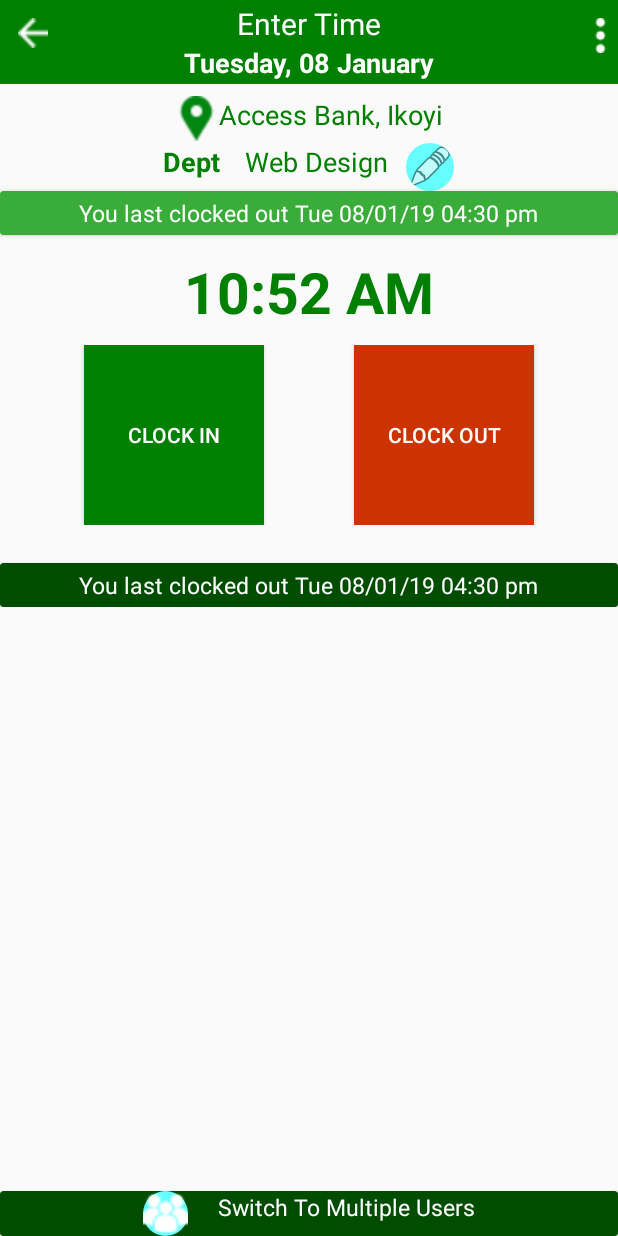
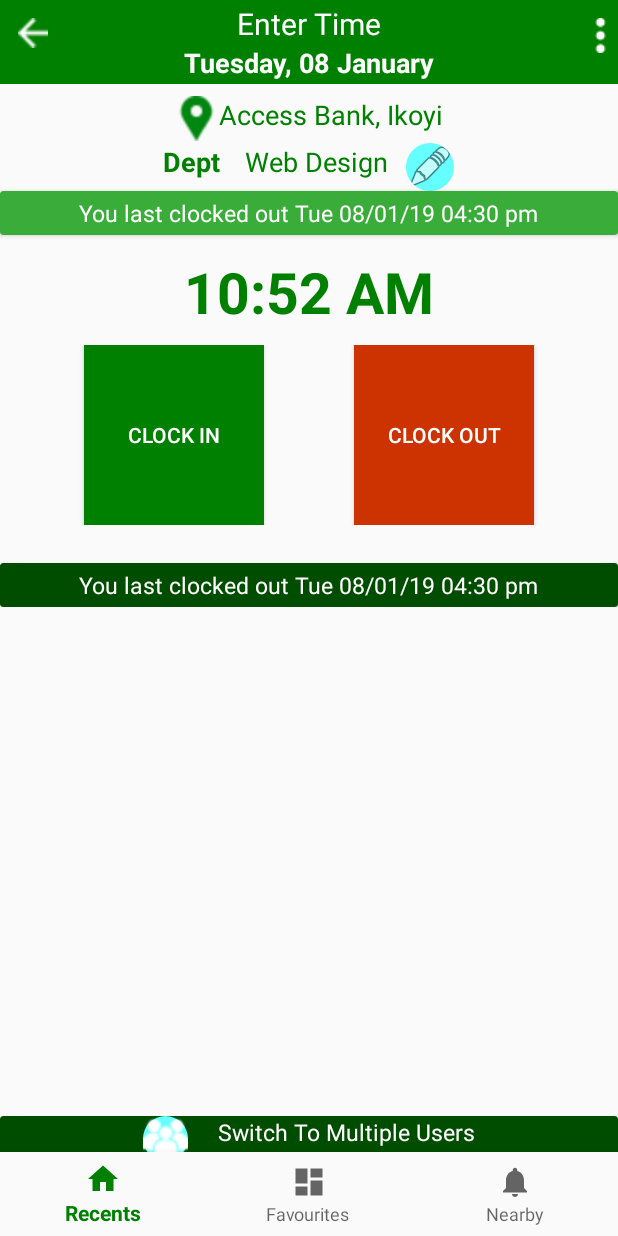
Before and after one commit to nwudoebuka/trans, an Android app: the layout activity_clockin.xml on its own in the app's theme, with its tools: preview values and no code run, on a phone screen of 412 x 824 dp. Run offline under Robolectric (Android 15) with nearby library versions, the phone set to English and light mode, and no system bars.

Commit message:
on fourth screen

```diff
--- a/app/build.gradle
+++ b/app/build.gradle
@@ -9,6 +9,7 @@
         versionCode 1
         versionName "1.0"
         testInstrumentationRunner "android.support.test.runner.AndroidJUnitRunner"
+        vectorDrawables.useSupportLibrary = true
     }
     buildTypes {
         release {
@@ -22,6 +23,7 @@
     implementation fileTree(dir: 'libs', include: ['*.jar'])
     implementation 'com.android.support:appcompat-v7:27.1.1'
     implementation 'com.android.support.constraint:constraint-layout:1.1.3'
+    implementation 'com.android.support:support-vector-drawable:27.1.1'
     testImplementation 'junit:junit:4.12'
     androidTestImplementation 'com.android.support.test:runner:1.0.2'
     androidTestImplementation 'com.android.support.test.espresso:espresso-core:3.0.2'
--- /dev/null
+++ b/app/src/main/res/drawable/ic_dashboard_black_24dp.xml
@@ -0,0 +1,9 @@
+<vector xmlns:android="http://schemas.android.com/apk/res/android"
+    android:width="24dp"
+    android:height="24dp"
+    android:viewportHeight="24.0"
+    android:viewportWidth="24.0">
+    <path
+        android:fillColor="#FF000000"
+        android:pathData="M3,13h8L11,3L3,3v10zM3,21h8v-6L3,15v6zM13,21h8L21,11h-8v10zM13,3v6h8L21,3h-8z" />
+</vector>
--- /dev/null
+++ b/app/src/main/res/drawable/ic_home_black_24dp.xml
@@ -0,0 +1,9 @@
+<vector xmlns:android="http://schemas.android.com/apk/res/android"
+    android:width="24dp"
+    android:height="24dp"
+    android:viewportHeight="24.0"
+    android:viewportWidth="24.0">
+    <path
+        android:fillColor="#FF000000"
+        android:pathData="M10,20v-6h4v6h5v-8h3L12,3 2,12h3v8z" />
+</vector>
--- /dev/null
+++ b/app/src/main/res/drawable/ic_notifications_black_24dp.xml
@@ -0,0 +1,9 @@
+<vector xmlns:android="http://schemas.android.com/apk/res/android"
+    android:width="24dp"
+    android:height="24dp"
+    android:viewportHeight="24.0"
+    android:viewportWidth="24.0">
+    <path
+        android:fillColor="#FF000000"
+        android:pathData="M12,22c1.1,0 2,-0.9 2,-2h-4c0,1.1 0.89,2 2,2zM18,16v-5c0,-3.07 -1.64,-5.64 -4.5,-6.32L13.5,4c0,-0.83 -0.67,-1.5 -1.5,-1.5s-1.5,0.67 -1.5,1.5v0.68C7.63,5.36 6,7.92 6,11v5l-2,2v1h16v-1l-2,-2z" />
+</vector>
--- a/app/src/main/res/layout/activity_clockin.xml
+++ b/app/src/main/res/layout/activity_clockin.xml
@@ -218,7 +218,7 @@
                     android:textColor="#ffffff"/>
 
                 <Button
-                    android:id="@+id/button3"
+                    android:id="@+id/clockoutbtn"
                     android:layout_width="120dp"
                     android:layout_height="120dp"
                     android:layout_marginLeft="30dp"
@@ -263,6 +263,7 @@
         android:layout_height="wrap_content"
         app:cardBackgroundColor="#004d00"
         android:layout_alignParentBottom="true"
+        android:layout_marginBottom="50dp"
         >
         <LinearLayout
             android:layout_width="fill_parent"
@@ -292,6 +293,22 @@
             android:textSize="15dp"
             android:textColor="#ffffff"
             />
+
+
         </LinearLayout>
     </android.support.v7.widget.CardView>
+
+
+    <android.support.design.widget.BottomNavigationView
+        android:id="@+id/navigation"
+        android:layout_width="match_parent"
+        android:layout_height="wrap_content"
+        android:layout_alignParentBottom="true"
+        android:layout_marginEnd="0dp"
+        android:layout_marginStart="0dp"
+        android:background="?android:attr/windowBackground"
+        app:layout_constraintBottom_toBottomOf="parent"
+        app:layout_constraintLeft_toLeftOf="parent"
+        app:layout_constraintRight_toRightOf="parent"
+        app:menu="@menu/navigation" />
 </RelativeLayout>
--- /dev/null
+++ b/app/src/main/res/menu/navigation.xml
@@ -0,0 +1,19 @@
+<?xml version="1.0" encoding="utf-8"?>
+<menu xmlns:android="http://schemas.android.com/apk/res/android">
+
+    <item
+        android:id="@+id/navigation_home"
+        android:icon="@drawable/ic_home_black_24dp"
+        android:title="Recents" />
+
+    <item
+        android:id="@+id/navigation_dashboard"
+        android:icon="@drawable/ic_dashboard_black_24dp"
+        android:title="Favourites" />
+
+    <item
+        android:id="@+id/navigation_notifications"
+        android:icon="@drawable/ic_notifications_black_24dp"
+        android:title="Nearby" />
+
+</menu>
--- /dev/null
+++ b/app/src/main/res/values/dimens.xml
@@ -0,0 +1,5 @@
+<resources>
+    <!-- Default screen margins, per the Android Design guidelines. -->
+    <dimen name="activity_horizontal_margin">16dp</dimen>
+    <dimen name="activity_vertical_margin">16dp</dimen>
+</resources>
--- a/app/src/main/res/values/strings.xml
+++ b/app/src/main/res/values/strings.xml
@@ -1,3 +1,7 @@
 <resources>
     <string name="app_name">Agonaika</string>
+    <string name="title_activity_changedept">Changedept</string>
+    <string name="title_home">Home</string>
+    <string name="title_dashboard">Dashboard</string>
+    <string name="title_notifications">Notifications</string>
 </resources>
```
Also changed, not shown: app/src/main/AndroidManifest.xml (+6 -2 lines), app/src/main/java/com/agonaika/agonaika/Changedept.java (added, +44 -0 lines), app/src/main/java/com/agonaika/agonaika/Clockin.java (+16 -0 lines), app/src/main/res/layout/activity_changedept.xml (added, +33 -0 lines).
